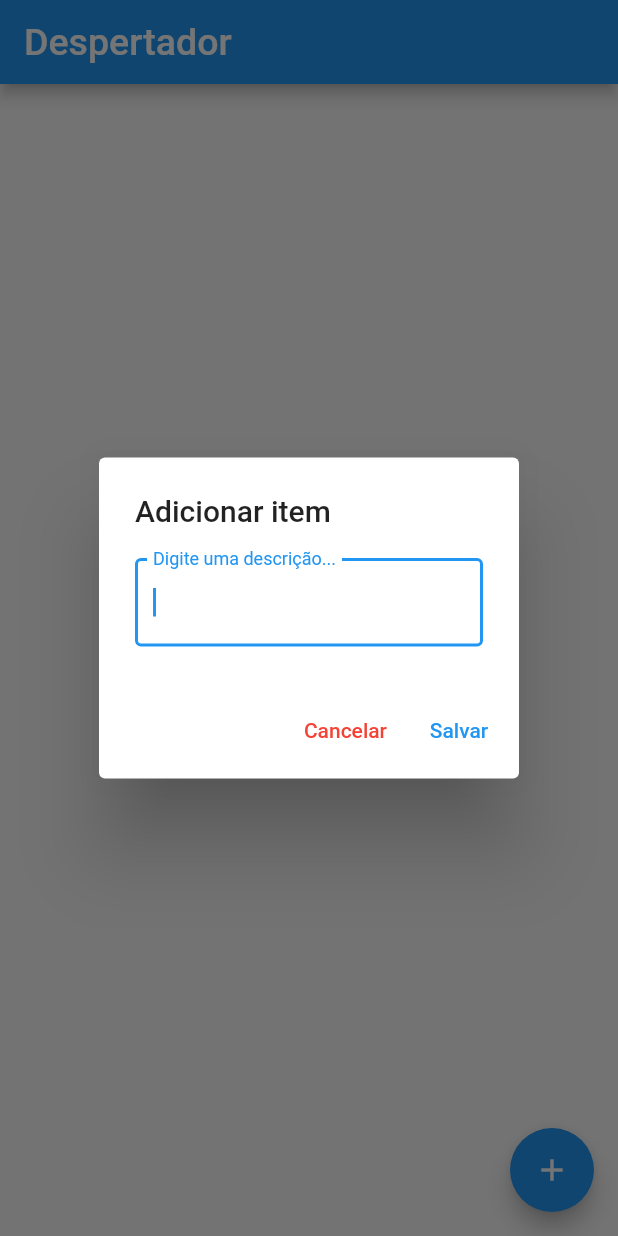
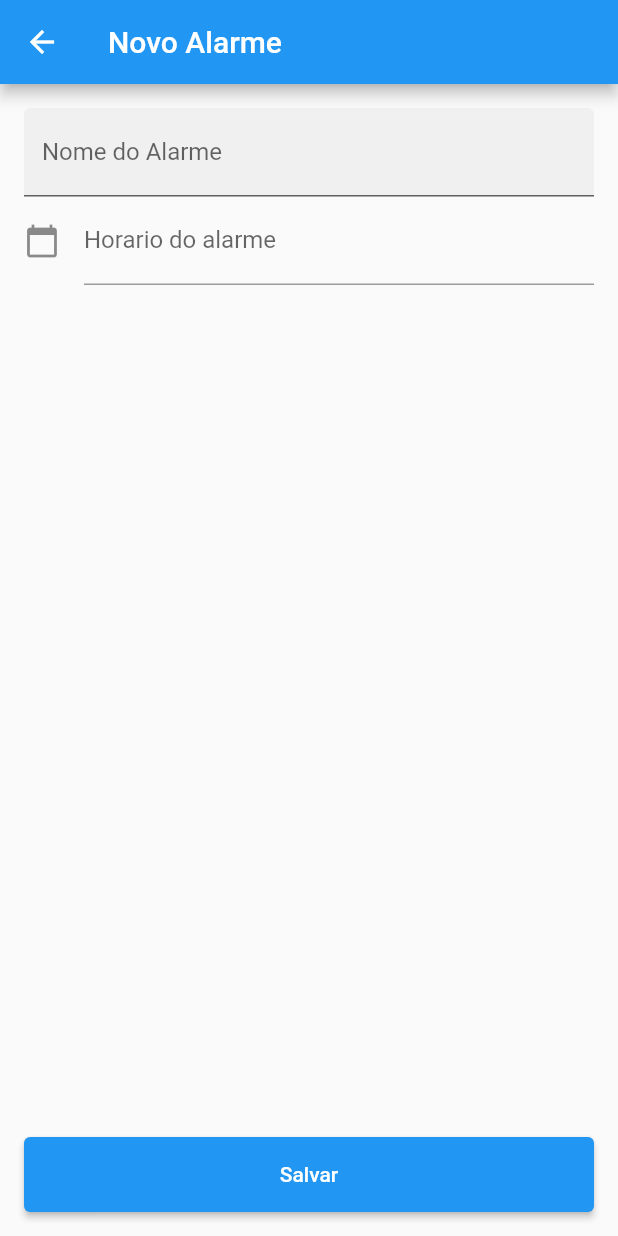
Before and after one commit to Rafhael0069/alarm_clock, a Flutter app: the screen it shows after launch, after a tap on the "add" icon, on a phone screen of 412 x 824 dp. Run offline on Flutter 3.47's test engine with Material 2 defaults, Android fonts, the phone set to English and light mode, and no system bars; our stand-ins replace flutter_mobx, mobx; generated files the repository leaves out were written again.

Commit message:
Convertando a lista para objetos de alarmes.

```diff
--- a/lib/Home.dart
+++ /dev/null
@@ -1,90 +0,0 @@
-import 'package:alarm_clock/controller.dart';
-import 'package:flutter/material.dart';
-import 'package:flutter_mobx/flutter_mobx.dart';
-
-class Home extends StatefulWidget {
-  const Home({Key? key}) : super(key: key);
-
-  @override
-  State<Home> createState() => _HomeState();
-}
-
-class _HomeState extends State<Home> {
-  Controller _controller = Controller();
-
-  _dialog() {
-    showDialog(
-        context: context,
-        builder: (_) {
-          return AlertDialog(
-            title: const Text("Adicionar item"),
-            content: TextField(
-              autofocus: true,
-              decoration: const InputDecoration(
-                  border: OutlineInputBorder(), labelText: "Digite uma descrição..."),
-              onChanged: _controller.setNewItem,
-            ),
-            actions: [
-              TextButton(
-                  onPressed: () {
-                    Navigator.pop(context);
-                  },
-                  child: const Text(
-                    "Cancelar",
-                    style: TextStyle(color: Colors.red),
-                  )),
-              TextButton(
-                  onPressed: () {
-                    _controller.addItem();
-                    Navigator.pop(context);
-                  },
-                  child: const Text("Salvar"))
-            ],
-          );
-        });
-  }
-
-  @override
-  Widget build(BuildContext context) {
-
-    return Scaffold(
-      appBar: AppBar(
-        title: Text(
-          "Despertador",
-          style: TextStyle(fontSize: 25, color: Colors.white),
-        ),
-      ),
-      body: Observer(builder: (_) {
-        return ListView.builder(
-          itemCount: _controller.listItens.length,
-          itemBuilder: (_, index) {
-            var item = _controller.listItens[index];
-            return Observer(builder: (_) {
-              return ListTile(
-                title: Text(
-                  item.title,
-                  style: TextStyle(
-                      decoration: item.marked ? TextDecoration.lineThrough : null,
-                      color: item.marked ? Colors.grey : Colors.black),
-                ),
-                leading: Checkbox(
-                  value: item.marked,
-                  onChanged: item.changeMarker,
-                ),
-                onTap: () {
-                  item.marked = !item.marked;
-                },
-              );
-            });
-          },
-        );
-      }),
-      floatingActionButton: FloatingActionButton(
-        child: const Icon(Icons.add),
-        onPressed: () {
-          _dialog();
-        },
-      ),
-    );
-  }
-}
--- a/lib/main.dart
+++ b/lib/main.dart
@@ -1,8 +1,16 @@
-import 'package:alarm_clock/Home.dart';
+import 'package:alarm_clock/controllers/list_controller.dart';
+import 'package:alarm_clock/pages/home.dart';
+import 'package:alarm_clock/pages/new_alarm.dart';
 import 'package:flutter/material.dart';
+import 'package:provider/provider.dart';
 
 void main() {
-  runApp(const MaterialApp(
-    home: Home(),
+  runApp(MultiProvider(
+    providers: [Provider<ListController>(create: (_) => ListController())],
+    child: MaterialApp(
+      initialRoute: "/",
+      routes: {"/new_alarm": (context) => const NewAlarm()},
+      home: const Home(),
+    ),
   ));
 }
--- /dev/null
+++ b/lib/models/alarm.dart
@@ -0,0 +1,14 @@
+import 'package:flutter/material.dart';
+
+class Alarm {
+  late String name;
+  late TimeOfDay time;
+
+  Alarm(this.name, this.time);
+
+  Alarm.fromJson(Map<String, dynamic> json)
+      :name = json['name'],
+        time = json['date'];
+
+  Map<String, dynamic> toJson() => {'name': name, 'date': time};
+}
--- /dev/null
+++ b/lib/pages/home.dart
@@ -0,0 +1,63 @@
+import 'package:alarm_clock/controllers/list_controller.dart';
+import 'package:flutter/material.dart';
+import 'package:flutter_mobx/flutter_mobx.dart';
+import 'package:provider/provider.dart';
+
+class Home extends StatefulWidget {
+  const Home({Key? key}) : super(key: key);
+
+  @override
+  State<Home> createState() => _HomeState();
+}
+
+class _HomeState extends State<Home> {
+
+
+  @override
+  Widget build(BuildContext context) {
+    final listController = Provider.of<ListController>(context);
+
+    return Scaffold(
+      appBar: AppBar(
+        title: const Text(
+          "Despertador",
+          style: TextStyle(fontSize: 25, color: Colors.white),
+        ),
+      ),
+      body: Observer(builder: (_) {
+        return ListView.builder(
+          itemCount: listController.listItens.length,
+          itemBuilder: (_, index) {
+            var item = listController.listItens[index];
+            return Observer(builder: (_) {
+              return ListTile(
+                title: Text(
+                  item.alarm.name,
+                  style: const TextStyle(color: Colors.black),
+                ),
+                trailing: GestureDetector(
+                  child: const Icon(
+                    Icons.delete,
+                    color: Colors.red,
+                  ),
+                  onTap: () {
+                    listController.removeItem(index);
+                  },
+                ),
+                onTap: () {
+                  Navigator.pushNamed(context, "/new_alarm", arguments: index);
+                },
+              );
+            });
+          },
+        );
+      }),
+      floatingActionButton: FloatingActionButton(
+        child: const Icon(Icons.add),
+        onPressed: () {
+          Navigator.pushNamed(context, '/new_alarm');
+        },
+      ),
+    );
+  }
+}
--- /dev/null
+++ b/lib/pages/new_alarm.dart
@@ -0,0 +1,101 @@
+// ignore_for_file: use_build_context_synchronously
+
+import 'package:alarm_clock/controllers/list_controller.dart';
+import 'package:alarm_clock/models/alarm.dart';
+import 'package:flutter/material.dart';
+import 'package:provider/provider.dart';
+
+class NewAlarm extends StatefulWidget {
+  const NewAlarm({Key? key}) : super(key: key);
+
+  @override
+  State<NewAlarm> createState() => _NewAlarmState();
+}
+
+class _NewAlarmState extends State<NewAlarm> {
+  TextEditingController timeInput = TextEditingController();
+  TextEditingController nameInput = TextEditingController();
+  int? index;
+  late TimeOfDay time;
+  late bool newAlarm;
+
+  @override
+  void initState() {
+    index = ModalRoute.of(context)!.settings.arguments as int?;
+
+    if (index == null) {
+      newAlarm = false;
+    } else {
+      newAlarm = true;
+    }
+    super.initState();
+  }
+
+  @override
+  Widget build(BuildContext context) {
+    final listController = Provider.of<ListController>(context);
+
+    return Scaffold(
+      appBar: AppBar(
+        title: Text(newAlarm ? 'Alarme' : 'Novo Alarme'),
+      ),
+      body: Container(
+        padding: const EdgeInsets.only(top: 16),
+        child: Column(
+          mainAxisAlignment: MainAxisAlignment.spaceBetween,
+          crossAxisAlignment: CrossAxisAlignment.stretch,
+          children: [
+            Padding(
+              padding: const EdgeInsets.symmetric(horizontal: 16),
+              child: Column(
+                children: [
+                  TextField(
+                    controller: nameInput,
+                    decoration: const InputDecoration(
+                      labelText: 'Nome do Alarme',
+                      filled: true,
+                    ),
+                  ),
+                  TextField(
+                    controller: timeInput,
+                    decoration: const InputDecoration(
+                        icon: Icon(Icons.calendar_today), labelText: "Horario do alarme"),
+                    readOnly: true,
+                    onTap: () async {
+                      TimeOfDay? pickedTime = await showTimePicker(
+                        context: context,
+                        initialTime: TimeOfDay.now(),
+                      );
+                      if (pickedTime != null) {
+                        String formattedDate = pickedTime.format(context);
+
+                        timeInput.text = formattedDate;
+                        time = pickedTime;
+                      } else {
+                        print("Hora não selecionada");
+                      }
+                    },
+                  ),
+                ],
+              ),
+            ),
+            Padding(
+              padding: const EdgeInsets.only(left: 16, right: 16, bottom: 16),
+              child: ElevatedButton(
+                style: ElevatedButton.styleFrom(
+                  minimumSize: const Size.fromHeight(50),
+                ),
+                onPressed: () {
+                  Alarm alarm = Alarm(nameInput.text, time);
+                  listController.addItem(alarm);
+                  Navigator.pop(context);
+                },
+                child: const Text('Salvar'),
+              ),
+            ),
+          ],
+        ),
+      ),
+    );
+  }
+}
--- a/pubspec.yaml
+++ b/pubspec.yaml
@@ -37,6 +37,9 @@ dependencies:
   cupertino_icons: ^1.0.2
   mobx: ^2.3.0+1
   flutter_mobx: ^2.2.0+2
+  shared_preferences: ^2.2.2
+  intl: ^0.19.0
+  provider: ^6.1.1
 
 dev_dependencies:
   flutter_test:
```
Also changed, not shown: lib/controller.dart (deleted, +0 -29 lines), lib/controllers/item_controller.dart (renamed from lib/item_controller.dart, +5 -6 lines), lib/controllers/list_controller.dart (added, +31 -0 lines), pubspec.lock.
